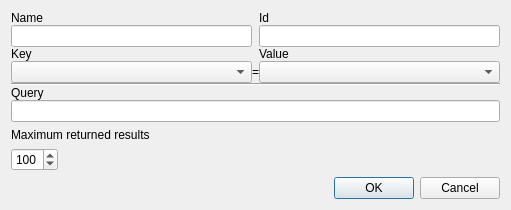
The window that src/Utils/SelectionDialog.ui (openstreetmap/merkaartor) describes before a commit, drawn with Qt 5.
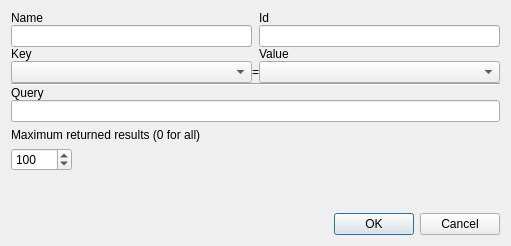
The same window after the commit.

Commit message: CHG : Find dialog: allow 0 as maximum returned results (=no maximum)

```diff
--- a/src/Utils/SelectionDialog.ui
+++ b/src/Utils/SelectionDialog.ui
@@ -7,7 +7,7 @@
     <x>0</x>
     <y>0</y>
     <width>511</width>
-    <height>198</height>
+    <height>246</height>
    </rect>
   </property>
   <property name="windowTitle">
@@ -99,17 +99,17 @@
      <item row="0" column="0">
       <widget class="QLabel" name="label_5">
        <property name="text">
-        <string>Maximum returned results</string>
+        <string>Maximum returned results (0 for all)</string>
        </property>
       </widget>
      </item>
      <item row="1" column="0">
       <widget class="QSpinBox" name="sbMaxResult">
        <property name="minimum">
-        <number>1</number>
+        <number>0</number>
        </property>
        <property name="maximum">
-        <number>999</number>
+        <number>99999</number>
        </property>
        <property name="value">
         <number>100</number>
```
The commit also changes 2 other files.
